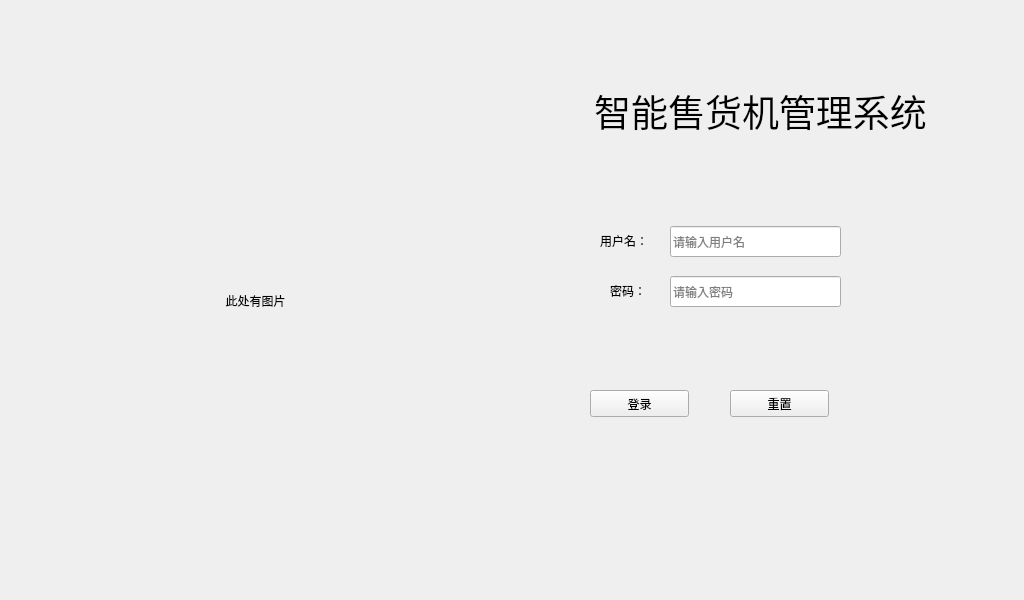
Before: the Qt Designer form VendingSystem_server/login.ui in Nyar-D/VendingSystem, drawn with Qt 5.
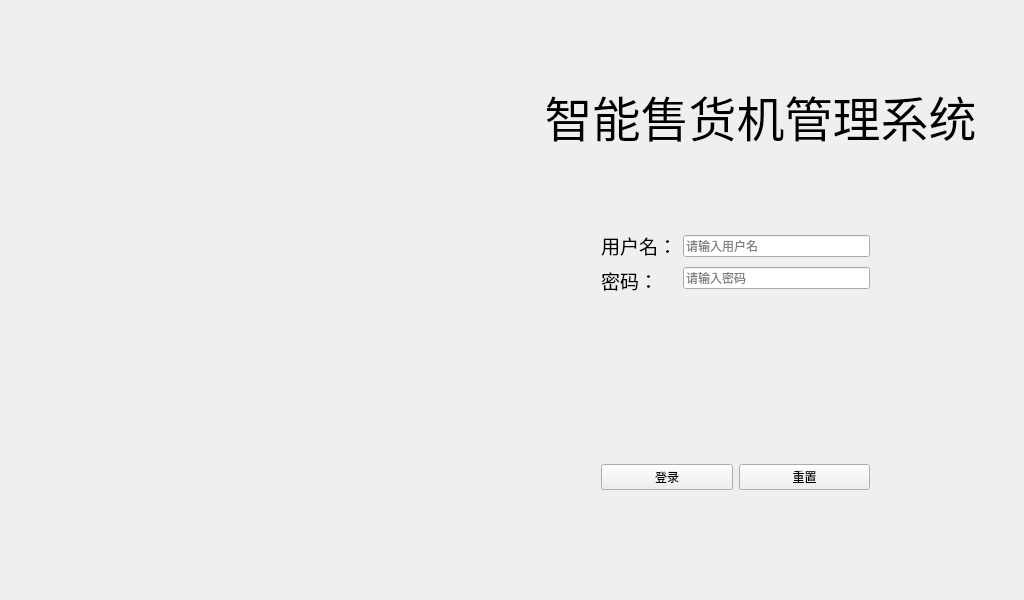
After: the same form once the commit is applied. Icons and pictures are not drawn.

Commit message: 新年快乐，优化了登录界面

```diff
--- a/VendingSystem_server/login.ui
+++ b/VendingSystem_server/login.ui
@@ -25,72 +25,20 @@
   <property name="windowTitle">
    <string>Login</string>
   </property>
-  <widget class="QLineEdit" name="username_le">
-   <property name="geometry">
-    <rect>
-     <x>670</x>
-     <y>226</y>
-     <width>171</width>
-     <height>31</height>
-    </rect>
-   </property>
-   <property name="placeholderText">
-    <string>请输入用户名</string>
-   </property>
-  </widget>
-  <widget class="QLineEdit" name="password_le">
-   <property name="geometry">
-    <rect>
-     <x>670</x>
-     <y>276</y>
-     <width>171</width>
-     <height>31</height>
-    </rect>
-   </property>
-   <property name="echoMode">
-    <enum>QLineEdit::Password</enum>
-   </property>
-   <property name="placeholderText">
-    <string>请输入密码</string>
-   </property>
-  </widget>
-  <widget class="QLabel" name="username_lb">
-   <property name="geometry">
-    <rect>
-     <x>600</x>
-     <y>230</y>
-     <width>61</width>
-     <height>21</height>
-    </rect>
-   </property>
-   <property name="text">
-    <string>用户名：</string>
-   </property>
-  </widget>
-  <widget class="QLabel" name="password_lb">
-   <property name="geometry">
-    <rect>
-     <x>610</x>
-     <y>280</y>
-     <width>51</width>
-     <height>21</height>
-    </rect>
-   </property>
-   <property name="text">
-    <string>密码：</string>
-   </property>
-  </widget>
   <widget class="QLabel" name="pic_lb">
    <property name="geometry">
     <rect>
-     <x>20</x>
+     <x>40</x>
      <y>30</y>
      <width>471</width>
      <height>541</height>
     </rect>
    </property>
+   <property name="styleSheet">
+    <string notr="true">image: url(:/assets/Images/VendingMachine.jpg);</string>
+   </property>
    <property name="text">
-    <string>此处有图片</string>
+    <string/>
    </property>
    <property name="alignment">
     <set>Qt::AlignCenter</set>
@@ -99,15 +47,15 @@
   <widget class="QLabel" name="title_lb">
    <property name="geometry">
     <rect>
-     <x>560</x>
+     <x>530</x>
      <y>60</y>
-     <width>401</width>
-     <height>101</height>
+     <width>461</width>
+     <height>111</height>
     </rect>
    </property>
    <property name="font">
     <font>
-     <pointsize>28</pointsize>
+     <pointsize>36</pointsize>
     </font>
    </property>
    <property name="text">
@@ -117,47 +65,98 @@
     <set>Qt::AlignCenter</set>
    </property>
   </widget>
-  <widget class="QPushButton" name="login_btn">
+  <widget class="QWidget" name="">
    <property name="geometry">
     <rect>
      <x>590</x>
-     <y>390</y>
-     <width>99</width>
-     <height>27</height>
+     <y>220</y>
+     <width>291</width>
+     <height>281</height>
     </rect>
    </property>
-   <property name="text">
-    <string>登录</string>
-   </property>
-  </widget>
-  <widget class="QPushButton" name="reset_btn">
-   <property name="geometry">
-    <rect>
-     <x>730</x>
-     <y>390</y>
-     <width>99</width>
-     <height>27</height>
-    </rect>
-   </property>
-   <property name="text">
-    <string>重置</string>
-   </property>
-  </widget>
-  <widget class="QLabel" name="tips_lb">
-   <property name="geometry">
-    <rect>
-     <x>600</x>
-     <y>320</y>
-     <width>211</width>
-     <height>21</height>
-    </rect>
-   </property>
-   <property name="styleSheet">
-    <string notr="true">color: rgb(255, 0, 0);</string>
-   </property>
-   <property name="text">
-    <string/>
-   </property>
+   <layout class="QVBoxLayout" name="verticalLayout_3">
+    <item>
+     <layout class="QHBoxLayout" name="horizontalLayout_2">
+      <item>
+       <layout class="QVBoxLayout" name="verticalLayout_2">
+        <item>
+         <widget class="QLabel" name="username_lb">
+          <property name="font">
+           <font>
+            <pointsize>14</pointsize>
+           </font>
+          </property>
+          <property name="text">
+           <string>用户名：</string>
+          </property>
+         </widget>
+        </item>
+        <item>
+         <widget class="QLabel" name="password_lb">
+          <property name="font">
+           <font>
+            <pointsize>14</pointsize>
+           </font>
+          </property>
+          <property name="text">
+           <string>密码：</string>
+          </property>
+         </widget>
+        </item>
+       </layout>
+      </item>
+      <item>
+       <layout class="QVBoxLayout" name="verticalLayout">
+        <item>
+         <widget class="QLineEdit" name="username_le">
+          <property name="placeholderText">
+           <string>请输入用户名</string>
+          </property>
+         </widget>
+        </item>
+        <item>
+         <widget class="QLineEdit" name="password_le">
+          <property name="echoMode">
+           <enum>QLineEdit::Password</enum>
+          </property>
+          <property name="placeholderText">
+           <string>请输入密码</string>
+          </property>
+         </widget>
+        </item>
+       </layout>
+      </item>
+     </layout>
+    </item>
+    <item>
+     <widget class="QLabel" name="tips_lb">
+      <property name="styleSheet">
+       <string notr="true">color: rgb(255, 0, 0);</string>
+      </property>
+      <property name="text">
+       <string/>
+      </property>
+     </widget>
+    </item>
+    <item>
+     <layout class="QHBoxLayout" name="horizontalLayout">
+      <item>
+       <widget class="QPushButton" name="login_btn">
+        <property name="text">
+         <string>登录</string>
+        </property>
+       </widget>
+      </item>
+      <item>
+       <widget class="QPushButton" name="reset_btn">
+        <property name="text">
+         <string>重置</string>
+        </property>
+       </widget>
+      </item>
+     </layout>
+    </item>
+   </layout>
   </widget>
  </widget>
  <layoutdefault spacing="6" margin="11"/>
```
The commit also changes 6 other files.
